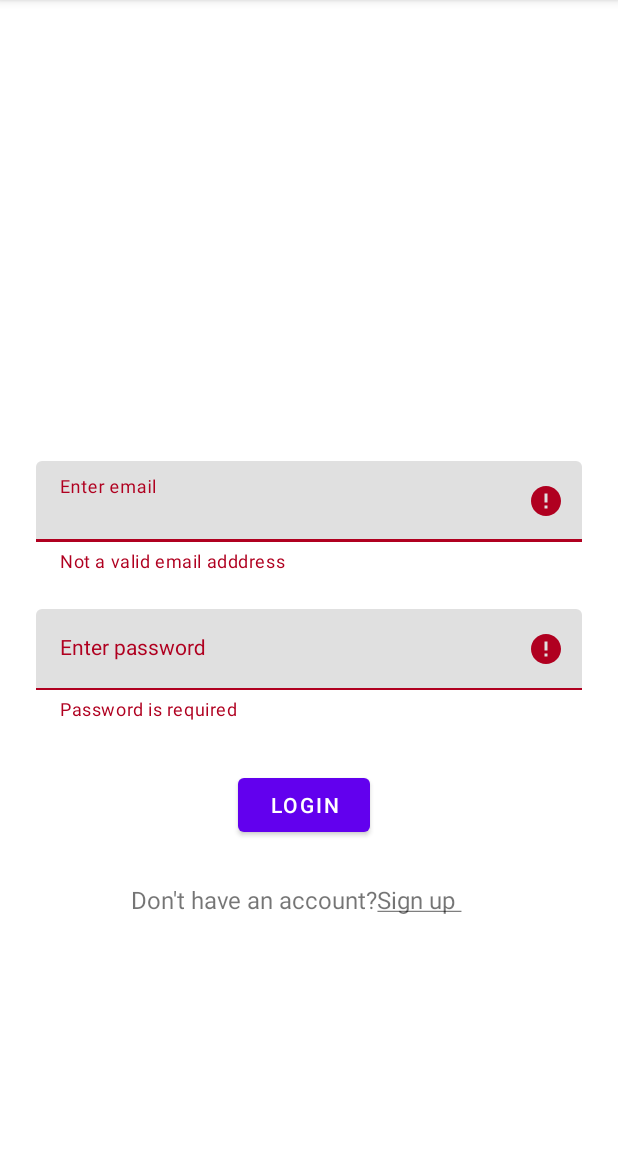
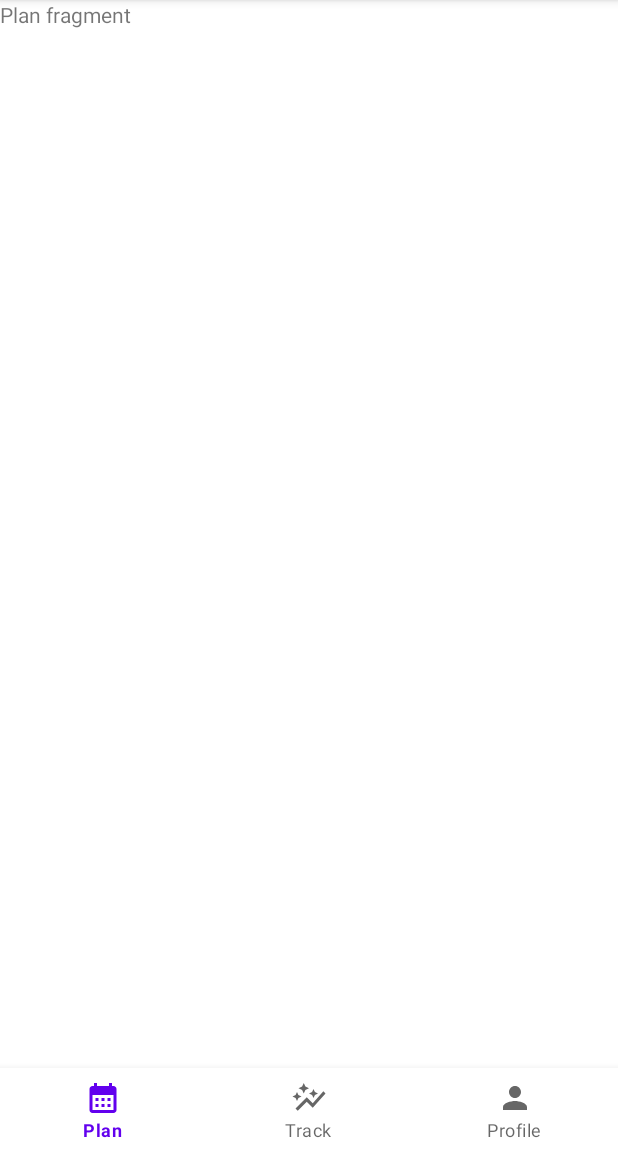
Before and after one commit to Beatriceanena/Gym-app, an Android app: the screen it shows after launch (loginActivity before the commit, HomeActivity after it), after a tap on "LOGIN", on a phone screen of 412 x 824 dp, the part 84-1236 px from its top. Run offline under Robolectric (Android 15) with nearby library versions, the phone set to English and light mode, and no system bars.

Commit message:
added my some EMAIL ADDRESS function and fragments

```diff
--- a/app/build.gradle
+++ b/app/build.gradle
@@ -37,6 +37,7 @@ dependencies {
     implementation 'androidx.appcompat:appcompat:1.4.1'
     implementation 'com.google.android.material:material:1.6.0'
     implementation 'androidx.constraintlayout:constraintlayout:2.1.4'
+    implementation 'androidx.legacy:legacy-support-v4:1.0.0'
     testImplementation 'junit:junit:4.13.2'
     androidTestImplementation 'androidx.test.ext:junit:1.1.3'
     androidTestImplementation 'androidx.test.espresso:espresso-core:3.4.0'
--- a/app/src/main/AndroidManifest.xml
+++ b/app/src/main/AndroidManifest.xml
@@ -9,6 +9,9 @@
         android:roundIcon="@mipmap/ic_launcher_round"
         android:supportsRtl="true"
         android:theme="@style/Theme.GymIt">
+        <activity
+            android:name=".HomeActivity"
+            android:exported="false" />
         <activity
             android:name=".SignupActivity"
             android:exported="false" />
--- /dev/null
+++ b/app/src/main/java/com/carolinekayle/gymit/HomeActivity.kt
@@ -0,0 +1,11 @@
+package com.carolinekayle.gymit
+
+import androidx.appcompat.app.AppCompatActivity
+import android.os.Bundle
+
+class HomeActivity : AppCompatActivity() {
+    override fun onCreate(savedInstanceState: Bundle?) {
+        super.onCreate(savedInstanceState)
+        setContentView(R.layout.activity_home)
+    }
+}
--- /dev/null
+++ b/app/src/main/java/com/carolinekayle/gymit/PlanFragment.kt
@@ -0,0 +1,22 @@
+package com.carolinekayle.gymit
+
+import android.os.Bundle
+import androidx.fragment.app.Fragment
+import android.view.LayoutInflater
+import android.view.View
+import android.view.ViewGroup
+
+
+class PlanFragment : Fragment() {
+
+
+    override fun onCreateView(
+        inflater: LayoutInflater, container: ViewGroup?,
+        savedInstanceState: Bundle?
+    ): View? {
+        // Inflate the layout for this fragment
+        return inflater.inflate(R.layout.fragment_plan, container, false)
+    }
+
+
+}
--- a/app/src/main/java/com/carolinekayle/gymit/SignupActivity.kt
+++ b/app/src/main/java/com/carolinekayle/gymit/SignupActivity.kt
@@ -3,6 +3,7 @@ package com.carolinekayle.gymit
 import android.content.Intent
 import androidx.appcompat.app.AppCompatActivity
 import android.os.Bundle
+import android.util.Patterns
 import android.widget.Button
 import android.widget.TextView
 import com.google.android.material.textfield.TextInputEditText
@@ -60,6 +61,10 @@ class SignupActivity : AppCompatActivity() {
             tilEmail.error="Email is required"
             error=true
         }
+        if(!Patterns.EMAIL_ADDRESS.matcher(email).matches()){
+            tilEmail.error="Not a valid email adddress"
+            error=true
+        }
 
         var password=etPassword2.text.toString()
         if(password.isBlank()){
--- a/app/src/main/java/com/carolinekayle/gymit/loginActivity.kt
+++ b/app/src/main/java/com/carolinekayle/gymit/loginActivity.kt
@@ -35,6 +35,8 @@ class loginActivity : AppCompatActivity() {
         }
       btnLogin.setOnClickListener {
           validateLogin()
+          startActivity(Intent(this,HomeActivity::class.java))
+
       }
 
     }
--- /dev/null
+++ b/app/src/main/res/drawable/ic_baseline_account_circle_24.xml
@@ -0,0 +1,5 @@
+<vector android:height="24dp" android:tint="#66C22D"
+    android:viewportHeight="24" android:viewportWidth="24"
+    android:width="24dp" xmlns:android="http://schemas.android.com/apk/res/android">
+    <path android:fillColor="@android:color/white" android:pathData="M12,2C6.48,2 2,6.48 2,12s4.48,10 10,10s10,-4.48 10,-10S17.52,2 12,2zM12,6c1.93,0 3.5,1.57 3.5,3.5S13.93,13 12,13s-3.5,-1.57 -3.5,-3.5S10.07,6 12,6zM12,20c-2.03,0 -4.43,-0.82 -6.14,-2.88C7.55,15.8 9.68,15 12,15s4.45,0.8 6.14,2.12C16.43,19.18 14.03,20 12,20z"/>
+</vector>
--- /dev/null
+++ b/app/src/main/res/drawable/ic_baseline_auto_graph_24.xml
@@ -0,0 +1,5 @@
+<vector android:height="24dp" android:tint="#66C22D"
+    android:viewportHeight="24" android:viewportWidth="24"
+    android:width="24dp" xmlns:android="http://schemas.android.com/apk/res/android">
+    <path android:fillColor="@android:color/white" android:pathData="M14.06,9.94L12,9l2.06,-0.94L15,6l0.94,2.06L18,9l-2.06,0.94L15,12L14.06,9.94zM4,14l0.94,-2.06L7,11l-2.06,-0.94L4,8l-0.94,2.06L1,11l2.06,0.94L4,14zM8.5,9l1.09,-2.41L12,5.5L9.59,4.41L8.5,2L7.41,4.41L5,5.5l2.41,1.09L8.5,9zM4.5,20.5l6,-6.01l4,4L23,8.93l-1.41,-1.41l-7.09,7.97l-4,-4L3,19L4.5,20.5z"/>
+</vector>
--- /dev/null
+++ b/app/src/main/res/drawable/ic_baseline_calendar_month_24.xml
@@ -0,0 +1,5 @@
+<vector android:height="24dp" android:tint="#66C22D"
+    android:viewportHeight="24" android:viewportWidth="24"
+    android:width="24dp" xmlns:android="http://schemas.android.com/apk/res/android">
+    <path android:fillColor="@android:color/white" android:pathData="M19,4h-1V2h-2v2H8V2H6v2H5C3.89,4 3.01,4.9 3.01,6L3,20c0,1.1 0.89,2 2,2h14c1.1,0 2,-0.9 2,-2V6C21,4.9 20.1,4 19,4zM19,20H5V10h14V20zM9,14H7v-2h2V14zM13,14h-2v-2h2V14zM17,14h-2v-2h2V14zM9,18H7v-2h2V18zM13,18h-2v-2h2V18zM17,18h-2v-2h2V18z"/>
+</vector>
--- a/app/src/main/res/drawable/ic_baseline_person_24.xml
+++ b/app/src/main/res/drawable/ic_baseline_person_24.xml
@@ -1,10 +1,5 @@
-<vector xmlns:android="http://schemas.android.com/apk/res/android"
-    android:width="24dp"
-    android:height="24dp"
-    android:viewportWidth="24"
-    android:viewportHeight="24"
-    android:tint="?attr/colorControlNormal">
-  <path
-      android:fillColor="@android:color/white"
-      android:pathData="M12,12c2.21,0 4,-1.79 4,-4s-1.79,-4 -4,-4 -4,1.79 -4,4 1.79,4 4,4zM12,14c-2.67,0 -8,1.34 -8,4v2h16v-2c0,-2.66 -5.33,-4 -8,-4z"/>
+<vector android:height="24dp" android:tint="#66C22D"
+    android:viewportHeight="24" android:viewportWidth="24"
+    android:width="24dp" xmlns:android="http://schemas.android.com/apk/res/android">
+    <path android:fillColor="@android:color/white" android:pathData="M12,12c2.21,0 4,-1.79 4,-4s-1.79,-4 -4,-4 -4,1.79 -4,4 1.79,4 4,4zM12,14c-2.67,0 -8,1.34 -8,4v2h16v-2c0,-2.66 -5.33,-4 -8,-4z"/>
 </vector>
--- /dev/null
+++ b/app/src/main/res/layout/activity_home.xml
@@ -0,0 +1,29 @@
+<?xml version="1.0" encoding="utf-8"?>
+<androidx.constraintlayout.widget.ConstraintLayout xmlns:android="http://schemas.android.com/apk/res/android"
+    xmlns:app="http://schemas.android.com/apk/res-auto"
+    xmlns:tools="http://schemas.android.com/tools"
+    android:layout_width="match_parent"
+    android:layout_height="match_parent"
+    tools:context=".HomeActivity">
+
+    <com.google.android.material.bottomnavigation.BottomNavigationView
+        android:id="@+id/bottom_navigation"
+        android:layout_width="0dp"
+        android:layout_height="56dp"
+        app:layout_constraintBottom_toBottomOf="parent"
+        app:layout_constraintEnd_toEndOf="parent"
+        app:layout_constraintStart_toStartOf="parent"
+        app:menu="@menu/bottom_nav_main"/>
+
+    <androidx.fragment.app.FragmentContainerView
+        android:id="@+id/fragmentContainerview"
+        android:name="com.carolinekayle.gymit.PlanFragment"
+        android:layout_width="0dp"
+        android:layout_height="0dp"
+        app:layout_constraintBottom_toTopOf="@+id/bottom_navigation"
+        app:layout_constraintEnd_toEndOf="parent"
+        app:layout_constraintStart_toStartOf="parent"
+        app:layout_constraintTop_toTopOf="parent" />
+
+
+</androidx.constraintlayout.widget.ConstraintLayout>
--- /dev/null
+++ b/app/src/main/res/layout/fragment_plan.xml
@@ -0,0 +1,14 @@
+<?xml version="1.0" encoding="utf-8"?>
+<FrameLayout xmlns:android="http://schemas.android.com/apk/res/android"
+    xmlns:tools="http://schemas.android.com/tools"
+    android:layout_width="match_parent"
+    android:layout_height="match_parent"
+    tools:context="PlanFragment">
+
+    <!-- TODO: Update blank fragment layout -->
+    <TextView
+        android:layout_width="match_parent"
+        android:layout_height="match_parent"
+        android:text="Plan fragment" />
+
+</FrameLayout>
--- /dev/null
+++ b/app/src/main/res/menu/bottom_nav_main.xml
@@ -0,0 +1,21 @@
+<?xml version="1.0" encoding="utf-8"?>
+<menu xmlns:tools="http://schemas.android.com/tools"
+    xmlns:android="http://schemas.android.com/apk/res/android"
+    tools:ignore="ExtraText">
+    <item
+        android:id="@+id/plan"
+        android:enabled="true"
+        android:icon="@drawable/ic_baseline_calendar_month_24"
+        android:title="@string/plan"/>
+    <item
+        android:id="@+id/track"
+        android:enabled="true"
+        android:icon="@drawable/ic_baseline_auto_graph_24"
+        android:title="@string/track"/>
+
+    <item
+        android:id="@+id/profile"
+        android:enabled="true"
+        android:icon="@drawable/ic_baseline_person_24"
+        android:title="@string/profile"/>
+</menu>
--- a/app/src/main/res/values/strings.xml
+++ b/app/src/main/res/values/strings.xml
@@ -11,4 +11,9 @@
     <string name="confirm_password">Confirm password</string>
     <string name="log_in">Already have an account?<u>Log in</u></string>
     <string name="Sign_up">Sign up</string>
+    <string name="plan">Plan</string>
+    <string name="track">Track</string>
+    <string name="profile">Profile</string>
+    <!-- TODO: Remove or change this placeholder text -->
+    <string name="hello_blank_fragment">Hello blank fragment</string>
 </resources>
```
Also changed, not shown: app/src/main/java/com/carolinekayle/gymit/ProfileFragment.kt (added, +21 -0 lines), app/src/main/java/com/carolinekayle/gymit/TrackFragment.kt (added, +19 -0 lines), app/src/main/res/layout/fragment_profile.xml (added, +14 -0 lines), app/src/main/res/layout/fragment_track.xml (added, +14 -0 lines).
